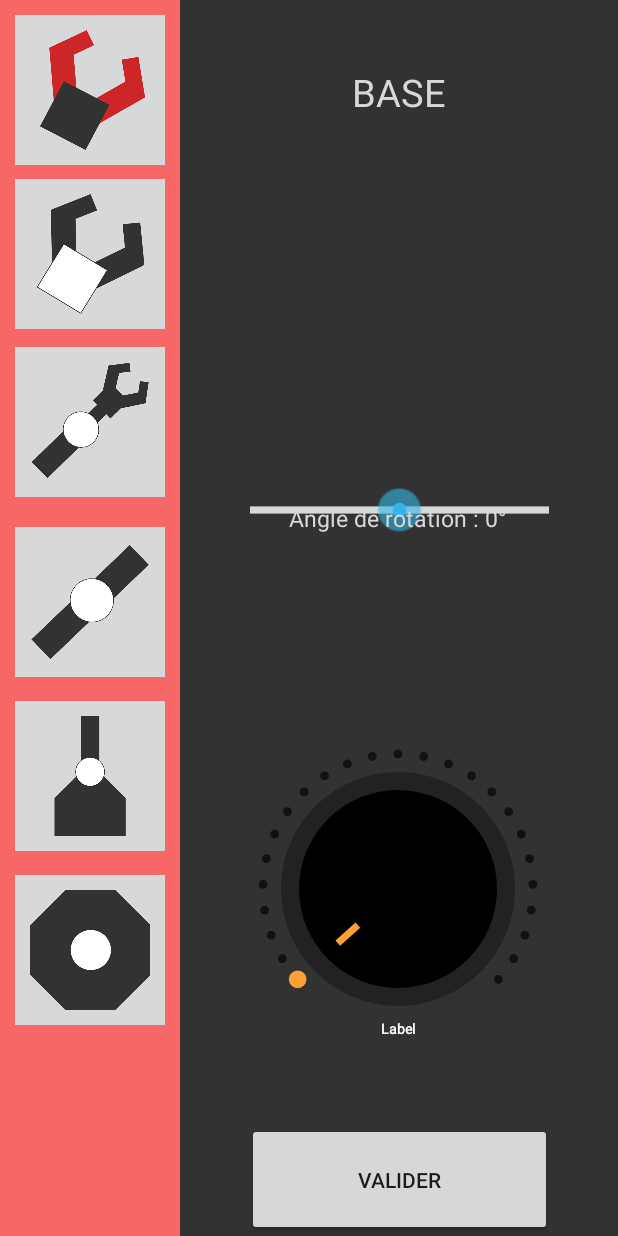
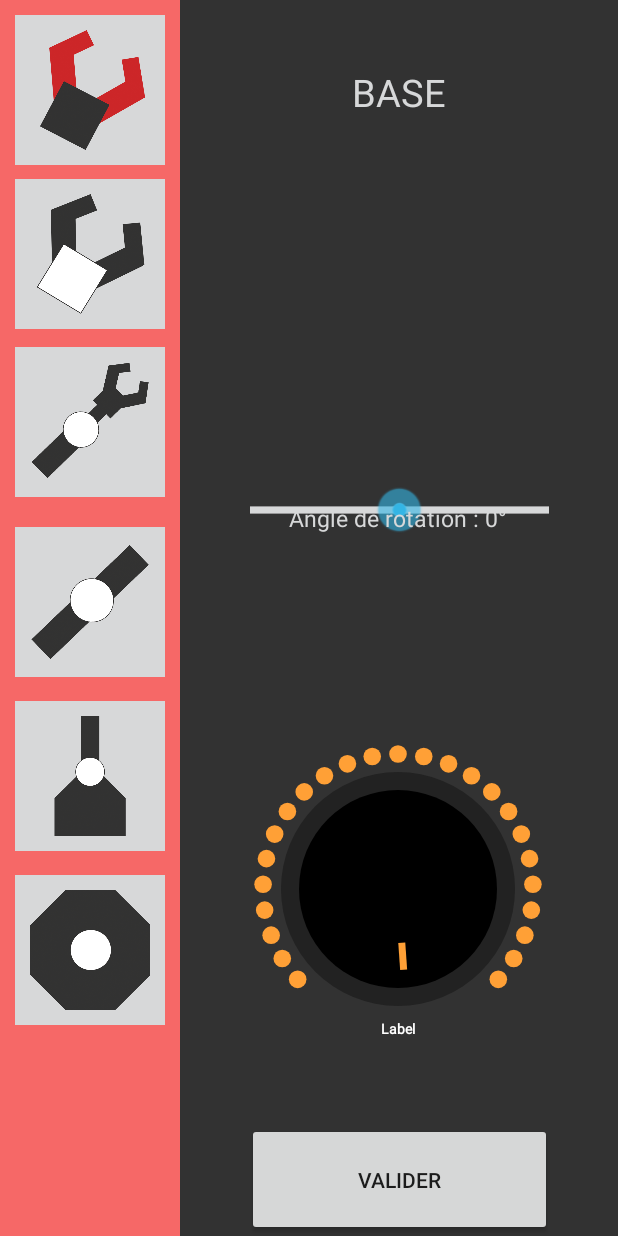
Before and after one commit to outcast292/EST-PFE-Hercules2000-android, an Android app: the controlApp screen opened directly, with no data from a screen before it, after a tap on an icon or button, on a phone screen of 412 x 824 dp. Run offline under Robolectric (Android 15) with nearby library versions, the phone set to English and light mode, and no system bars; libraries missing offline, so code that uses them is left out: com.r0adkll.slidr; 38 statements that could not run were skipped.

Commit message:
minor fixes from classe

```diff
--- a/app/src/main/java/com/hercules2000/control/connectionUtils.java
+++ b/app/src/main/java/com/hercules2000/control/connectionUtils.java
@@ -35,24 +35,22 @@ public class connectionUtils {
 
     public static void sendMessage(String message) {
         if (mBufferOut != null && !mBufferOut.checkError()) {
-            mBufferOut.println(message + "\r\n" );
+            message = message + "\r\n";
+            mBufferOut.println(message);
+            Log.e("Hercules 2000", "C: " + message);
+
             mBufferOut.flush();
         }
     }
 
     public static StringBuffer readMessage() {
         int i = 0;
-        StringBuffer response = new StringBuffer();
+        StringBuffer response = new StringBuffer("");
         try {
             Log.e("Hercules 2000", "C: Waiting for response ...");
+                response = response.append(mBufferIn.readLine());
 
-            while(i != '\n') {
 
-                i = mBufferIn.read();
-
-                response = response.append((char) i);
-
-            }
         } catch(Exception e) {
             e.printStackTrace();
         }
--- a/app/src/main/java/com/hercules2000/controlApp/controlApp.java
+++ b/app/src/main/java/com/hercules2000/controlApp/controlApp.java
@@ -102,10 +102,12 @@ public class controlApp extends AppCompatActivity {
     public void btnValider(View v) {
 
         int angleMouvement = angleSaisie;
+
         int vitesseMouvement = knobVitesse.getProgress() + 1;
 
+
         String signe = ((angleMouvement>0) ? "+" : "");
-        String COMMANDE = lettreMoteur  + signe + angleMouvement + ":" + vitesseMouvement;
+        String COMMANDE = "L"+lettreMoteur  + signe + angleMouvement + ":" + vitesseMouvement;
 
         if (!connectionUtils.ismRun())
         {
@@ -124,6 +126,7 @@ public class controlApp extends AppCompatActivity {
     public void moteurDefault(int minAngle,int maxAngle, String nomM) {
 
             knobAngle.setAbsoluteMinMaxValue(minAngle,maxAngle);
+            knobVitesse.setProgress(29);
             nomMoteur.setText(nomM);
             lettreMoteur=nomM.charAt(0);
             angleSaisie = getArmStat(lettreMoteur);
--- a/app/src/main/res/layout/activity_home_menu.xml
+++ b/app/src/main/res/layout/activity_home_menu.xml
@@ -47,5 +47,5 @@
         app:layout_constraintEnd_toEndOf="parent"
         app:layout_constraintStart_toStartOf="parent"
         app:layout_constraintTop_toTopOf="parent"
-        app:srcCompat="@drawable/conicn" />
+        app:srcCompat="@drawable/ic_launcher_background" />
 </androidx.constraintlayout.widget.ConstraintLayout>
```
Also changed, not shown: 2 other files.
